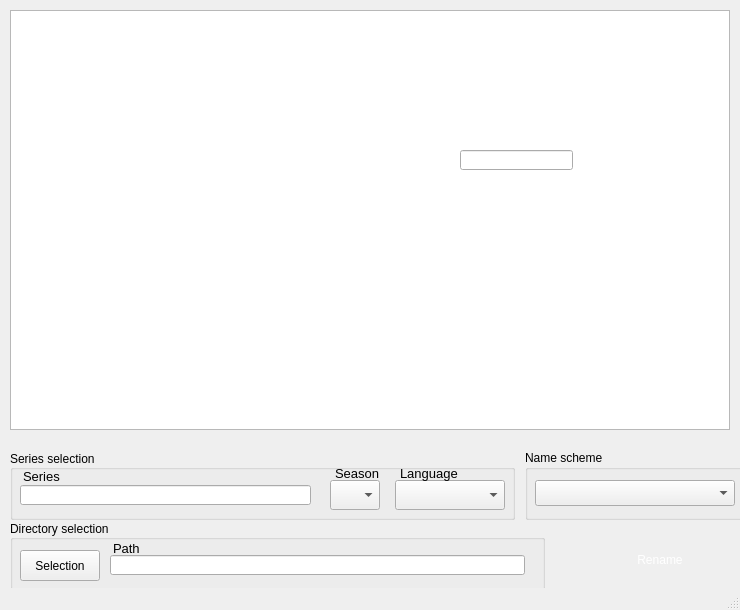
martinLutz1/SeriesScraper, file SeriesScraper/mainwindow.ui: the form before one commit.
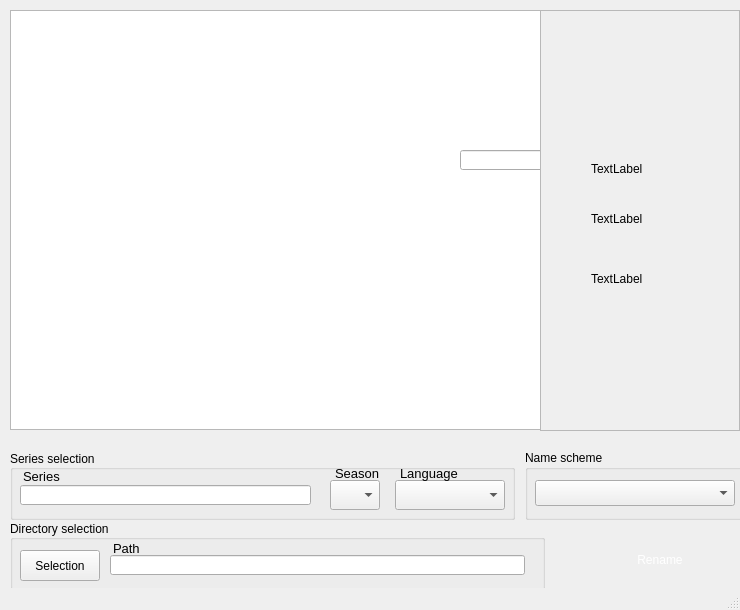
The form after the commit. Icons and pictures are not drawn.

What changed in the file:
```diff
--- a/SeriesScraper/mainwindow.ui
+++ b/SeriesScraper/mainwindow.ui
@@ -45,7 +45,7 @@
      <rect>
       <x>10</x>
       <y>10</y>
-      <width>720</width>
+      <width>571</width>
       <height>420</height>
      </rect>
     </property>
@@ -324,6 +324,81 @@
      </rect>
     </property>
    </widget>
+   <widget class="QScrollArea" name="additionalInfoScrollArea">
+    <property name="geometry">
+     <rect>
+      <x>540</x>
+      <y>10</y>
+      <width>200</width>
+      <height>421</height>
+     </rect>
+    </property>
+    <property name="widgetResizable">
+     <bool>true</bool>
+    </property>
+    <widget class="QWidget" name="scrollAreaWidgetContents">
+     <property name="geometry">
+      <rect>
+       <x>0</x>
+       <y>0</y>
+       <width>198</width>
+       <height>419</height>
+      </rect>
+     </property>
+     <widget class="QLabel" name="imageLabel">
+      <property name="geometry">
+       <rect>
+        <x>40</x>
+        <y>20</y>
+        <width>91</width>
+        <height>91</height>
+       </rect>
+      </property>
+      <property name="text">
+       <string/>
+      </property>
+     </widget>
+     <widget class="QLabel" name="label_2">
+      <property name="geometry">
+       <rect>
+        <x>50</x>
+        <y>150</y>
+        <width>60</width>
+        <height>16</height>
+       </rect>
+      </property>
+      <property name="text">
+       <string>TextLabel</string>
+      </property>
+     </widget>
+     <widget class="QLabel" name="label_3">
+      <property name="geometry">
+       <rect>
+        <x>50</x>
+        <y>200</y>
+        <width>60</width>
+        <height>16</height>
+       </rect>
+      </property>
+      <property name="text">
+       <string>TextLabel</string>
+      </property>
+     </widget>
+     <widget class="QLabel" name="label_4">
+      <property name="geometry">
+       <rect>
+        <x>50</x>
+        <y>260</y>
+        <width>60</width>
+        <height>16</height>
+       </rect>
+      </property>
+      <property name="text">
+       <string>TextLabel</string>
+      </property>
+     </widget>
+    </widget>
+   </widget>
   </widget>
   <widget class="QStatusBar" name="statusBar">
    <property name="toolTip">
```
Left out of the diff: 2 changed lines with no effect on the pictures.
